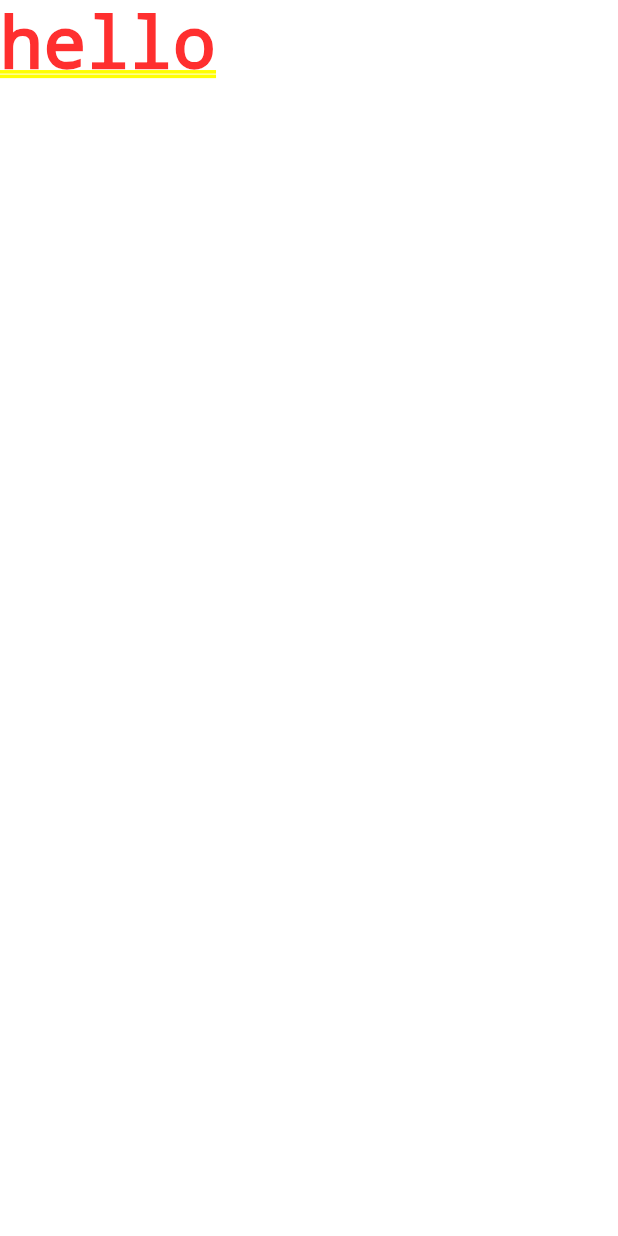
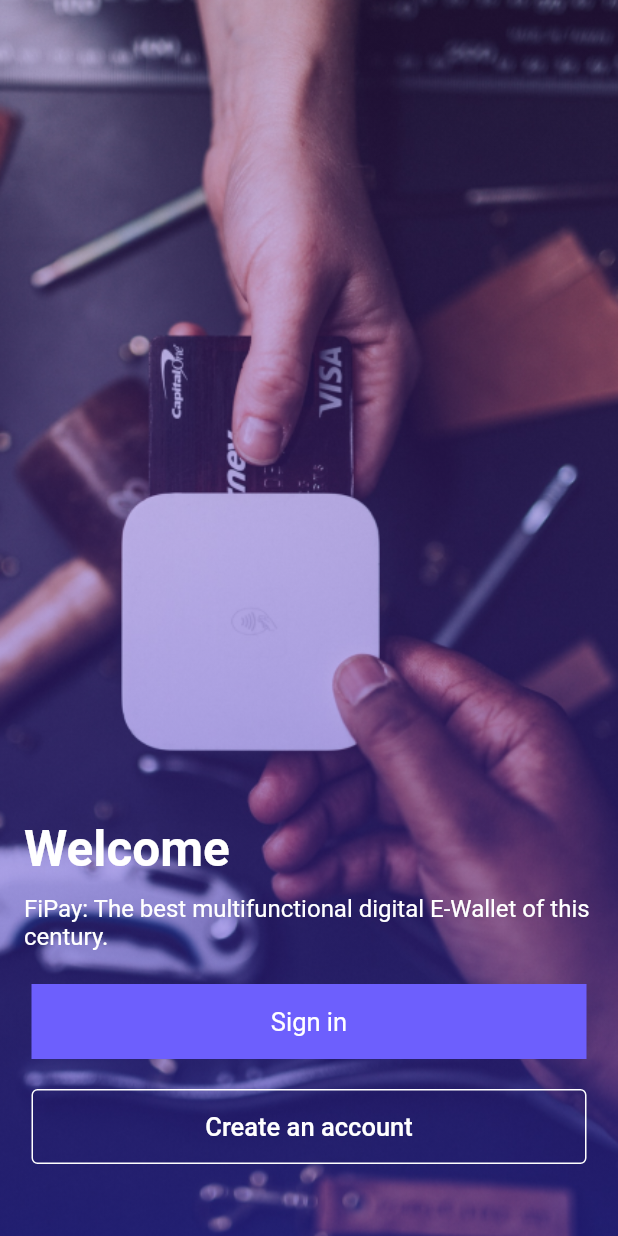
Before and after one commit to PrajeshKasodiya/budget_tracker, a Flutter app: the screen it shows after launch, on a phone screen of 412 x 824 dp. Run offline on Flutter 3.47's test engine with Material 2 defaults, Android fonts, the phone set to English and light mode, and no system bars.

Commit message:
mvp-sp12_174_create-authentication-flow complted

```diff
--- a/lib/main.dart
+++ b/lib/main.dart
@@ -1,3 +1,5 @@
+
+import 'package:budget/view/%20authentication/welcome.dart';
 import 'package:flutter/material.dart';
 
 void main() {
@@ -11,11 +13,14 @@ class MyApp extends StatelessWidget {
   Widget build(BuildContext context) {
     return MaterialApp(
       title: 'Budget Tracker',
-      debugShowCheckedModeBanner: true,
+      debugShowCheckedModeBanner: false,
       theme: ThemeData(
-          primaryColor: Colors.blue
+          primaryColor:const Color(0xFF6D5FFD
+
+
+          )
       ),
-      home: const MyHomePage()
+      home: const WelcomePage()
     );
   }
 }
@@ -25,8 +30,6 @@ class MyHomePage extends StatelessWidget {
 
   @override
   Widget build(BuildContext context) {
-    return Container(
-      child: Text("hello"),
-    );
+    return const Text("hello");
   }
 }
--- /dev/null
+++ b/lib/view/ authentication/welcome.dart
@@ -0,0 +1,99 @@
+import 'package:budget/view/%20authentication/register.dart';
+import 'package:budget/view/%20authentication/userlogin.dart';
+import 'package:flutter/material.dart';
+
+class WelcomePage extends StatefulWidget {
+  const WelcomePage({Key? key}) : super(key: key);
+
+  @override
+  State<WelcomePage> createState() => _WelcomePageState();
+}
+
+class _WelcomePageState extends State<WelcomePage> {
+  @override
+  Widget build(BuildContext context) {
+    return Scaffold(
+      body: Container(
+        height: double.infinity,
+          width: double.infinity,
+          decoration: const BoxDecoration(
+            image: DecorationImage(
+                image: AssetImage("assets/images/welcome.png"),
+                fit: BoxFit.cover),
+          ),
+        child: Container(
+          decoration: BoxDecoration(
+            gradient: LinearGradient(
+              colors: [
+                const Color(0xff892BE2).withOpacity(0.18),
+                const Color(0xff3C2BE2).withOpacity(0.45)],
+              begin: Alignment.topCenter,
+              end: Alignment.bottomCenter,
+            ),
+          ),
+          child: Padding(
+            padding: const EdgeInsets.only(bottom: 28),
+            child: Column(
+              mainAxisAlignment:MainAxisAlignment.end,
+              children: [
+               const SizedBox(
+                  width: 380,
+                  height: 50,
+                  child: Text("Welcome",style: TextStyle(
+                  color: Colors.white,
+                    fontSize: 33,
+                  fontWeight:FontWeight.w600,
+                  letterSpacing: 0,
+                  ),
+                  textAlign: TextAlign.left,
+                  ),
+                ),
+               const SizedBox(
+                  width: 380,
+                  height: 50,
+                  child: Text("FiPay: The best multifunctional digital E-Wallet of this century.",
+                    style: TextStyle(
+
+                    color: Colors.white,
+                    fontSize: 16,
+                    fontWeight:FontWeight.w400,
+                    letterSpacing: 0,
+                  ),
+                    textAlign: TextAlign.left,
+                  ),
+                ),
+                const SizedBox(height: 10),
+                InkWell(
+                  onTap: (){
+                    Navigator.push(context, MaterialPageRoute(builder: (context) => const Registers()));
+                  },
+                  child: Padding(
+                    padding: const EdgeInsets.symmetric(horizontal: 21),
+                    child: Container(
+                      decoration: const BoxDecoration(
+                        color: Color(0xFF6D5FFD),
+                      ),
+                      width: double.maxFinite,
+                      height: 50,
+                      child: const Center(child: Text("Sign in",style: TextStyle(color: Colors.white,fontSize: 17),)),
+                    ),
+                  ),
+                ),
+                Padding(
+                  padding: const EdgeInsets.symmetric(horizontal: 21,vertical: 20),
+                  child: OutlinedButton(onPressed: (){
+                    Navigator.push(context, MaterialPageRoute(builder: (context) => const UserLogin()));
+                  }, style:  OutlinedButton.styleFrom(
+                    minimumSize: const Size(double.maxFinite, 50),
+                side:const BorderSide(color: Colors.white)
+                  ), child: const  Text("Create an account",style: TextStyle(color: Colors.white,fontSize: 17),)),
+                ),
+
+              ],
+            ),
+          ),
+        ),
+      )
+    );
+  }
+}
```
Also changed, not shown: lib/view/ authentication/register.dart (added, +183 -0 lines), lib/view/ authentication/userlogin.dart (added, +220 -0 lines), pubspec.yaml (+5 -2 lines), assets/images/welcome.png (added), pubspec.lock, 1 other file.
